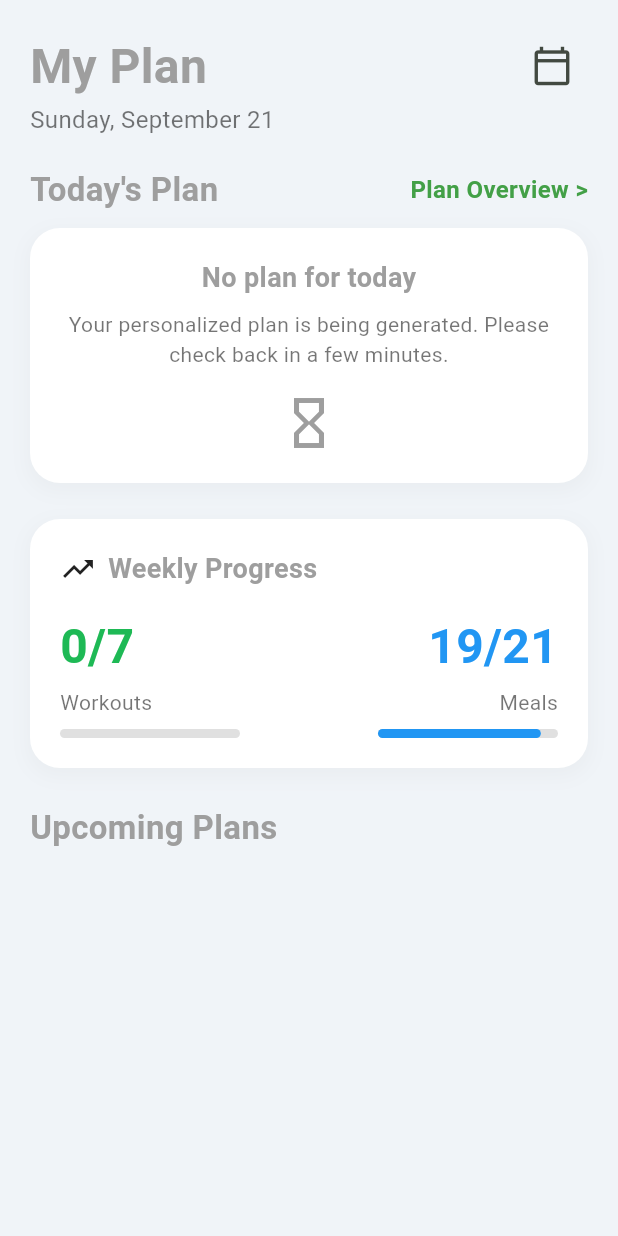
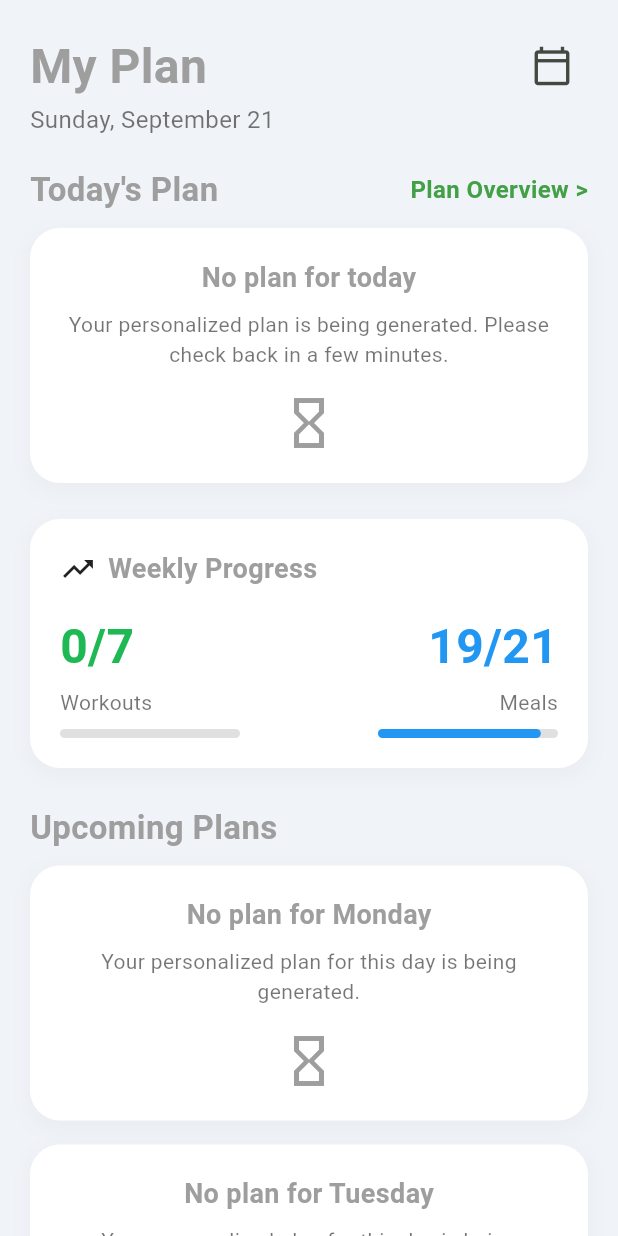
Before and after one commit to salmenkhelifi1/ADAPTIFIT, a Flutter app: the PlanScreen screen opened directly, on a phone screen of 412 x 824 dp. Run offline on Flutter 3.47's test engine with Material 3 defaults, Android fonts, the phone set to English and light mode, and no system bars; our stand-ins replace cloud_firestore, firebase_auth, firebase_core, table_calendar; accounts and stored records are empty; generated files the repository leaves out were written again; Roboto replaces fonts that are missing (Poppins).

Commit message:
feat: Update PlanScreen to use user progress for completed meals and enhance no plan card messaging

```diff
--- a/adaptifit/lib/src/screens/core_app/plan_screen.dart
+++ b/adaptifit/lib/src/screens/core_app/plan_screen.dart
@@ -153,8 +153,7 @@ class _PlanScreenState extends State<PlanScreen> {
                   final user = userSnapshot.data!;
                   final completedWorkouts = user.progress['completedWorkouts'] ?? 0;
                   final totalWorkouts = user.daysPerWeek;
-                  // Dummy data for meals
-                  final completedMeals = 19;
+                  final completedMeals = user.progress['completedMeals'] ?? 0;
                   final totalMeals = totalWorkouts * 3;
 
                   return _buildWeeklyProgressCard(completedWorkouts, totalWorkouts, completedMeals, totalMeals);
@@ -179,7 +178,13 @@ class _PlanScreenState extends State<PlanScreen> {
                     stream: _firestoreService.getCalendarEntry(nextDayString),
                     builder: (context, calendarSnapshot) {
                       if (!calendarSnapshot.hasData) {
-                        return const SizedBox.shrink();
+                        return Padding(
+                          padding: const EdgeInsets.only(bottom: 16.0),
+                          child: _buildNoPlanCard(
+                            title: 'No plan for ${DateFormat('EEEE').format(nextDay)}',
+                            message: 'Your personalized plan for this day is being generated.',
+                          ),
+                        );
                       }
                       final calendarDay = calendarSnapshot.data!;
                       return StreamBuilder<List<WorkoutModel>>(
@@ -214,20 +219,23 @@ class _PlanScreenState extends State<PlanScreen> {
     );
   }
 
-  Widget _buildNoPlanCard() {
+  Widget _buildNoPlanCard({
+    String title = "No plan for today",
+    String message = "Your personalized plan is being generated. Please check back in a few minutes.",
+  }) {
     return _buildStyledContainer(
       child: Column(
         children: [
-          const Text(
-            "No plan for today",
-            style: TextStyle(
+          Text(
+            title,
+            style: const TextStyle(
               fontWeight: FontWeight.bold,
               fontSize: 18,
             ),
           ),
           const SizedBox(height: 8),
-          const Text(
-            "Your personalized plan is being generated. Please check back in a few minutes.",
+          Text(
+            message,
             textAlign: TextAlign.center,
             style: TextStyle(color: Colors.black54),
           ),
```
